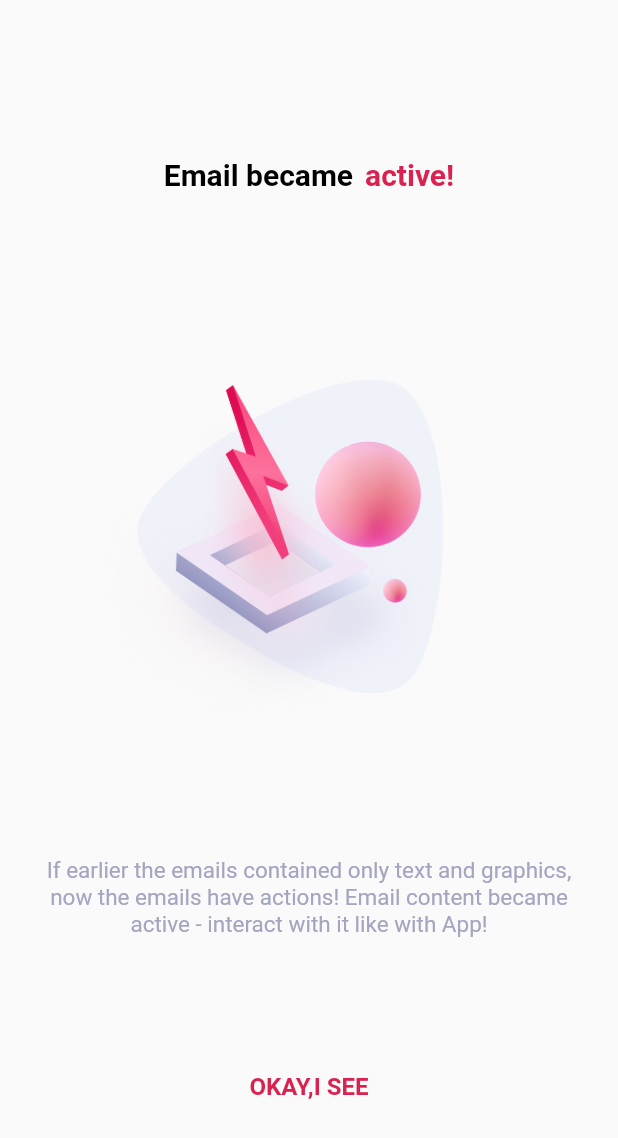
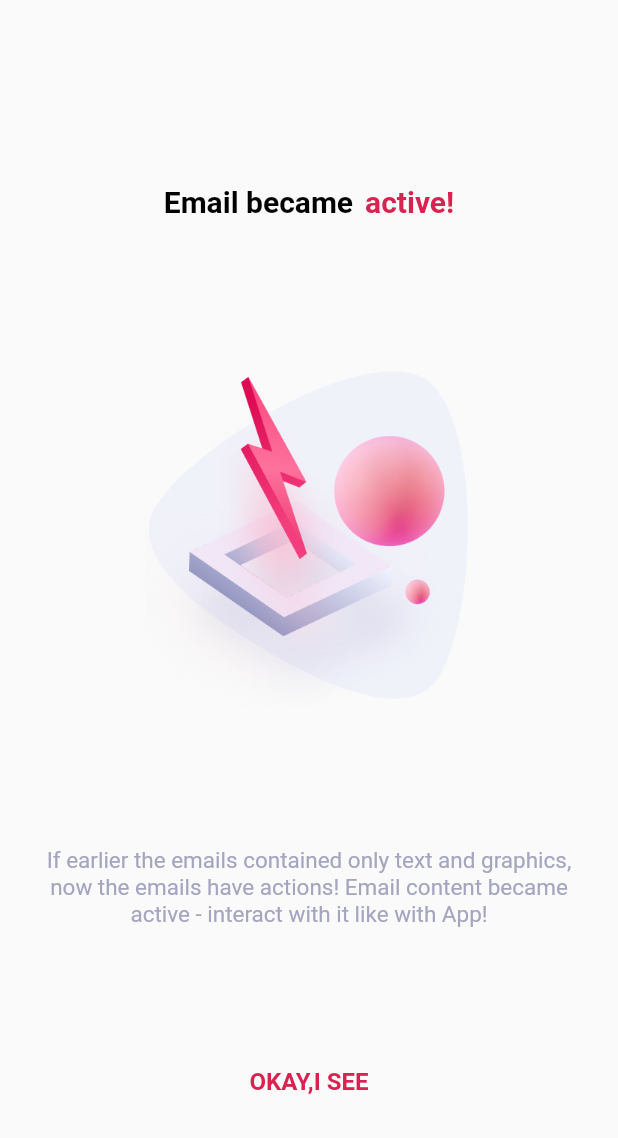
Before and after one commit to EAC-Technology/MobileApp, a Flutter app: the WelcomePage screen opened directly, on a phone screen of 412 x 824 dp. Shown: the top 1138 px of the screen. Run offline on Flutter 3.47's test engine with Material 2 defaults, Android fonts, the phone set to English and light mode, and no system bars; our stand-ins replace convert, flutter_svg, uni_links; missing offline and left inert: flutter_webview_plugin; accounts and stored records are empty; project files that could hold a hidden picture were left out.

Commit message:
new text widget in use image assets are divided into default(x1),x2 and x3 folder - must be renamed exactly the same way
welcome screen completed

custom widget FlatAppButton

LoginScreen redesigned to fit on small screens

```diff
--- a/app_in_mail/lib/constants/colors.dart
+++ b/app_in_mail/lib/constants/colors.dart
@@ -3,4 +3,6 @@ import 'package:flutter/material.dart';
 class AppColors {
   static final accentColor = Color.fromRGBO(218, 34, 80, 1.0);
   static final greyLight = Color(0xFFA4A5BF);
+  static final darkSplash = Colors.black45;
+  static final lightSplash = Colors.white;
 }
--- a/app_in_mail/lib/constants/images.dart
+++ b/app_in_mail/lib/constants/images.dart
@@ -1,6 +1,6 @@
 ///Here we will keep references to image files, which must be registered in
 ///the pubspec.yaml
 class Img{
-  static final icAppMail = 'assets/appinmail_logo.svg';
+  static final icAppMailSvg = 'assets/appinmail_logo.svg';
   static final icWelcome = 'assets/ic_welcome.png';
 }
--- a/app_in_mail/lib/constants/strings/en_strings.dart
+++ b/app_in_mail/lib/constants/strings/en_strings.dart
@@ -2,14 +2,21 @@ import 'package:app_in_mail/constants/strings/string_keys.dart';
 ///english translations, each new String must be also added to the other
 ///translation files and the key must be a constant
 final localizedStringsEn = {
-  Keys.inbox: 'Inbox_en',
-  Keys.enter: 'NEXT',
-  Keys.errorWhileGettingEmailsList: 'Error while getting emails list.',
-  Keys.errorWhileTryingToSignIn: 'Error while trying to sign in',
-  Keys.email: 'E-mail',
-  Keys.password: 'Password',
-  Keys.signIn: 'Sign in with login',
-  Keys.logout: 'Logout',
-  Keys.invalidCredentials: "Invalid user name or password.",
-  Keys.noInternet: 'You are not connected to internet.'
+  Strings.inbox: 'Inbox_en',
+  Strings.enter: 'NEXT',
+  Strings.errorWhileGettingEmailsList: 'Error while getting emails list.',
+  Strings.errorWhileTryingToSignIn: 'Error while trying to sign in',
+  Strings.email: 'E-mail',
+  Strings.password: 'Password',
+  Strings.signIn: 'Sign in with login',
+  Strings.logout: 'Logout',
+  Strings.invalidCredentials: "Invalid user name or password.",
+  Strings.noInternet: 'You are not connected to internet.',
+  Strings.welcomeTitle1: "Email became",
+  Strings.welcomeTitle2: "active!",
+  Strings.welcomeMsg: "If earlier the emails contained only text and graphics, now the emails have actions! Email content became active - interact with it like with App!",
+  Strings.welcomeBtnOK: "OKAY,I SEE",
+  Strings.registerMsg: 'Do not have an account?',
+  Strings.registerBtn: "Sign Up",
+  Strings.forgotPasswordBtn: "Forgot password?",
 };
--- a/app_in_mail/lib/constants/strings/fr_strings.dart
+++ b/app_in_mail/lib/constants/strings/fr_strings.dart
@@ -1,14 +1,21 @@
 import 'package:app_in_mail/constants/strings/string_keys.dart';
 
 final localizedStringsFr = {
-  Keys.inbox: 'Inbox_FR',
-  Keys.enter: 'NEXT_FR',
-  Keys.errorWhileGettingEmailsList: 'Error while getting emails list._FR',
-  Keys.errorWhileTryingToSignIn: 'Error while trying to sign in_FR',
-  Keys.email: 'E-mail_FR',
-  Keys.password: 'Password_FR',
-  Keys.signIn: 'Sign in with login_FR',
-  Keys.logout: 'Logout_FR',
-  Keys.invalidCredentials: 'Invalid user name or password._FR.',
-  Keys.noInternet: 'You are not connected to internet._FR'
+  Strings.inbox: 'Inbox_FR',
+  Strings.enter: 'NEXT_FR',
+  Strings.errorWhileGettingEmailsList: 'Error while getting emails list._FR',
+  Strings.errorWhileTryingToSignIn: 'Error while trying to sign in_FR',
+  Strings.email: 'E-mail_FR',
+  Strings.password: 'Password_FR',
+  Strings.signIn: 'Sign in with login_FR',
+  Strings.logout: 'Logout_FR',
+  Strings.invalidCredentials: 'Invalid user name or password._FR.',
+  Strings.noInternet: 'You are not connected to internet._FR',
+  Strings.welcomeTitle1: "Email became_FR",
+  Strings.welcomeTitle2: "active!_FR",
+  Strings.welcomeMsg: "If earlier the emails contained only text and graphics, now the emails have actions! Email content became active - interact with it like with App!_FR",
+  Strings.welcomeBtnOK: "OKAY,I SEE_FR",
+  Strings.registerMsg: 'Do not have an account?_FR',
+  Strings.registerBtn: "Sign Up_FR",
+  Strings.forgotPasswordBtn: "Forgot password?_FR",
 };
--- a/app_in_mail/lib/constants/strings/string_keys.dart
+++ b/app_in_mail/lib/constants/strings/string_keys.dart
@@ -1,5 +1,6 @@
-///Here we keep the keys for our translation Strings
-class Keys{
+///Here we keep the keys for our translation Strings, please use the same
+///text for the value as is the property name, this way we make sure is unique
+class Strings{
   static final inbox = 'inbox';
   static final enter = 'next';
   static final errorWhileGettingEmailsList = 'error_while_getting_emails_list';
@@ -10,4 +11,11 @@ class Keys{
   static final logout = 'logout';
   static final invalidCredentials = 'invalid_credentials';
   static final noInternet = 'no_internet';
+  static final welcomeTitle1 = 'welcomeTitle1';
+  static final welcomeTitle2 = 'welcomeTitle2';
+  static final welcomeMsg = 'welcomeMsg';
+  static final welcomeBtnOK = 'welcomeBtnOK';
+  static final registerMsg = 'registerMsg';
+  static final registerBtn = 'registerBtn';
+  static final forgotPasswordBtn = 'forgotPasswordBtn';
 }
--- /dev/null
+++ b/app_in_mail/lib/custom_widgets/flat_ripple_button.dart
@@ -0,0 +1,34 @@
+import 'package:app_in_mail/constants/colors.dart';
+import 'package:app_in_mail/utils/localization.dart';
+import 'package:flutter/material.dart';
+
+class FlatAppButton extends StatelessWidget {
+  final String stringKey;
+  final Function action;
+  final TextStyle textStyle;
+  final double textSize;
+  final FontWeight textWeight;
+  final Color textColor;
+
+  ///Important pass the String id instead of actual string
+  FlatAppButton(this.stringKey, this.action, {this.textStyle, this.textSize,
+    this.textWeight, this.textColor});
+
+  @override
+  Widget build(BuildContext context) {
+    return InkWell(
+      onTap: () => action(context),
+      splashColor: AppColors.darkSplash,
+      child: Text(
+        Localization.getString(stringKey),
+        textAlign: TextAlign.center,
+        style: textStyle == null
+            ? TextStyle(
+            fontWeight: textWeight == null ? FontWeight.normal : textWeight,
+            fontSize: textSize == null ? 13.0 : textSize,
+            color: textColor == null ? AppColors.accentColor : textColor)
+            : textStyle,
+      ),
+    );
+  }
+}
--- a/app_in_mail/lib/main.dart
+++ b/app_in_mail/lib/main.dart
@@ -1,6 +1,5 @@
 import 'package:app_in_mail/constants/colors.dart';
 import 'package:app_in_mail/constants/constants.dart';
-import 'package:app_in_mail/screens/welcome_page.dart';
 import 'package:flutter/material.dart';
 import 'package:app_in_mail/screens/home/homePage.dart';
 import 'package:flutter/services.dart';
@@ -26,6 +25,7 @@ class MyApp extends StatefulWidget {
 }
 
 class _MyAppState extends State<MyApp> {
+  // ignore: unused_field
   Uri _latestUri;
   String _latestLink = 'Unknown';
   StreamSubscription _sub;
@@ -141,7 +141,8 @@ class _MyAppState extends State<MyApp> {
                   fontSize: 30.0,
                   fontWeight: FontWeight.bold)),
           scaffoldBackgroundColor: Colors.white),
-      home: new WelcomePage(),//new HomePage(),
+      home: //new WelcomePage(),
+              new HomePage(),
     );
   }
 }
--- a/app_in_mail/lib/screens/welcome_page.dart
+++ b/app_in_mail/lib/screens/welcome_page.dart
@@ -1,81 +1,69 @@
 import 'package:app_in_mail/constants/colors.dart';
 import 'package:app_in_mail/constants/images.dart';
-import 'package:app_in_mail/utils/alertHelper.dart';
-import 'package:app_in_mail/utils/logger.dart';
+import 'package:app_in_mail/constants/strings/string_keys.dart';
+import 'package:app_in_mail/custom_widgets/flat_ripple_button.dart';
+import 'package:app_in_mail/screens/home/homePage.dart';
+import 'package:app_in_mail/utils/localization.dart';
 import 'package:flutter/material.dart';
 
 class WelcomePage extends StatelessWidget {
+
   @override
   Widget build(BuildContext context) {
-    Log.d('test');
     return Scaffold(
       body: Container(
 //        color: Colors.white,
-        padding: EdgeInsets.only(top:30.0,left: 30.0, right: 30.0),
+        padding: EdgeInsets.only(top: 30.0, left: 30.0, right: 30.0),
         child: Column(
           mainAxisAlignment: MainAxisAlignment.spaceEvenly,
           crossAxisAlignment: CrossAxisAlignment.center,
           children: <Widget>[
-              Row(
+            _title(),
+            Container(
+              child: Image.asset(Img.icWelcome),
+            ),
+            Text(
+              Localization.getString(Strings.welcomeMsg),
+              textAlign: TextAlign.center,
+              style: TextStyle(fontSize: 15.0, color: AppColors.greyLight),
+            ),
+            FlatAppButton(Strings.welcomeBtnOK, (context1) => _goHome(context1),
+                textWeight: FontWeight.bold, textSize: 16.0),
+//            _btnOK(context)
+          ],
+        ),
+      ),
+    );
+  }
+
+  Row _title() {
+    return Row(
       mainAxisAlignment: MainAxisAlignment.center,
-                //todo put strings in files
       children: <Widget>[
         Text(
-                    'Email became',
+          Localization.getString(Strings.welcomeTitle1),
           style: TextStyle(
-                        fontWeight: FontWeight.bold,
-                        fontSize: 20.0,
-                        color: Colors.black),
+              fontWeight: FontWeight.bold, fontSize: 20.0, color: Colors.black),
         ),
         Padding(
           padding: const EdgeInsets.only(left: 8.0),
-                    child: Text('active!',
+          child: Text(Localization.getString(Strings.welcomeTitle2),
               style: TextStyle(
                   fontWeight: FontWeight.bold,
                   fontSize: 20.0,
                   color: AppColors.accentColor)),
         )
       ],
-              ),
-              Container(
-                child: Image.asset(
-                  Img.icWelcome,
-                  width: 296.0,//todo check to load dynamic size for smaller
-                  // screens
-                  height: 293.0,
-                  fit: BoxFit.cover,
-                ),
-              ),
-              Text(
-                'If earlier the emails contained only text and graphics, now the emails have actions! Email content became active - interact with it like with App!',
-                textAlign: TextAlign.center,
-                style: TextStyle(fontSize: 15.0, color: AppColors.greyLight),
-              ),
-              new BtnOK()
-            ],
-        ),
+    );
+  }
+
+  _goHome(BuildContext context) {
+    Navigator.of(context).pushReplacement(
+      new MaterialPageRoute<void>(
+        builder: (BuildContext context) {
+          return new HomePage();
+        },
       ),
     );
   }
 }
-
-class BtnOK extends StatelessWidget {
-  const BtnOK({
-    Key key,
-  }) : super(key: key);
-
-  @override
-  Widget build(BuildContext context) {
-    return FlatButton(
-      onPressed: ()=> AlertHelper.showSnackBar(context, 'Go next'),
-      child: Text(
-        'OKAY,I SEE',
-        textAlign: TextAlign.center,
-        style: TextStyle(
-            fontWeight: FontWeight.bold,
-            fontSize: 16.0,
-            color: AppColors.accentColor),
-      ),
-    );
-  }
-}
--- a/app_in_mail/lib/utils/alertHelper.dart
+++ b/app_in_mail/lib/utils/alertHelper.dart
@@ -22,7 +22,7 @@ class AlertHelper {
     ScaffoldState scaffoldState = Scaffold.of(context, nullOk: true);
     if (scaffoldState != null){
       scaffoldState.showSnackBar(snackBar);
-    }else{
+    }else{//fallback to popup
       showDialog<Null>(
         context: context,
         barrierDismissible: true, // user must tap button!
--- a/app_in_mail/lib/utils/localization.dart
+++ b/app_in_mail/lib/utils/localization.dart
@@ -1,5 +1,6 @@
 import 'package:app_in_mail/constants/strings/en_strings.dart';
 import 'package:app_in_mail/constants/strings/fr_strings.dart';
+import 'package:app_in_mail/utils/logger.dart';
 
 import 'localized_strings.dart';
 import 'dart:ui';
@@ -45,6 +46,11 @@ class Localization {
   ///
   ///import 'package:app_in_mail/constants/strings/string_keys.dart';
   static String getString(String key) {
-    return _strings[key];
+    String textToReturn = _strings[key];
+    if(textToReturn == null){
+      Log.e("No text for id : $key");
+      textToReturn = 'no text';
+    }
+    return textToReturn;
   }
 }
```
Also changed, not shown: app_in_mail/lib/screens/home/homePage.dart (+5 -3 lines), app_in_mail/lib/screens/login/loginScreen.dart (+87 -67 lines), app_in_mail/assets/2.0x/ic_welcome.png (added), app_in_mail/assets/3.0x/ic_welcome.png (added), app_in_mail/assets/ic_welcome.png, app_in_mail/assets/ic_welcome.svg (deleted), 1 other file. Lines whose indentation alone changed are shown as unchanged.
